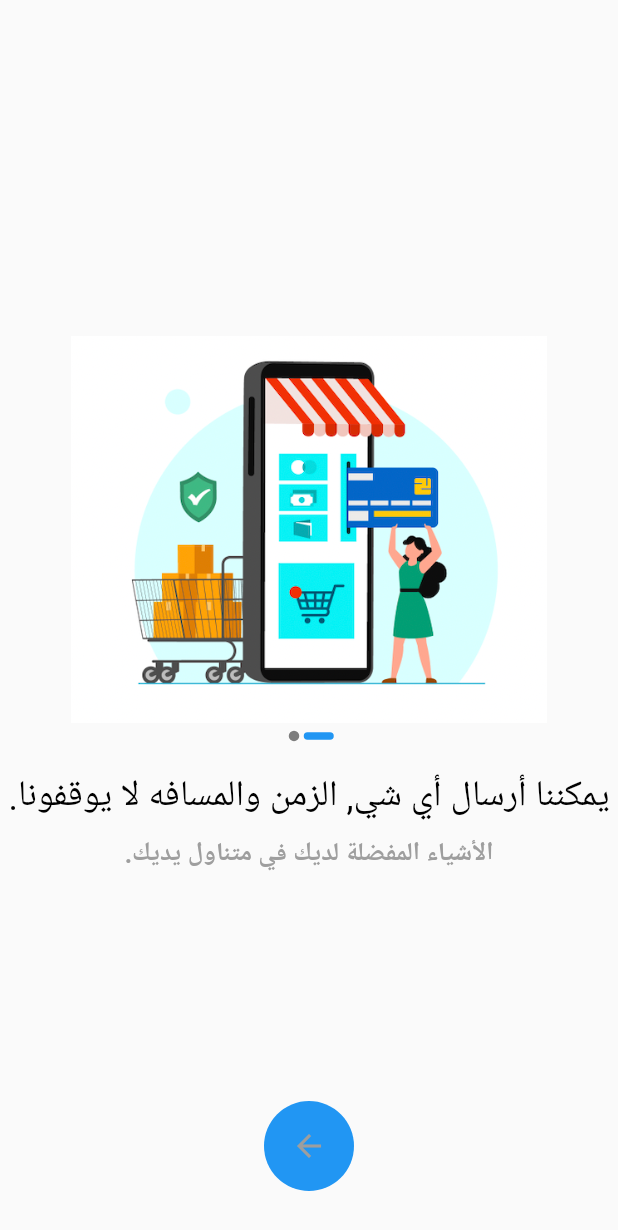
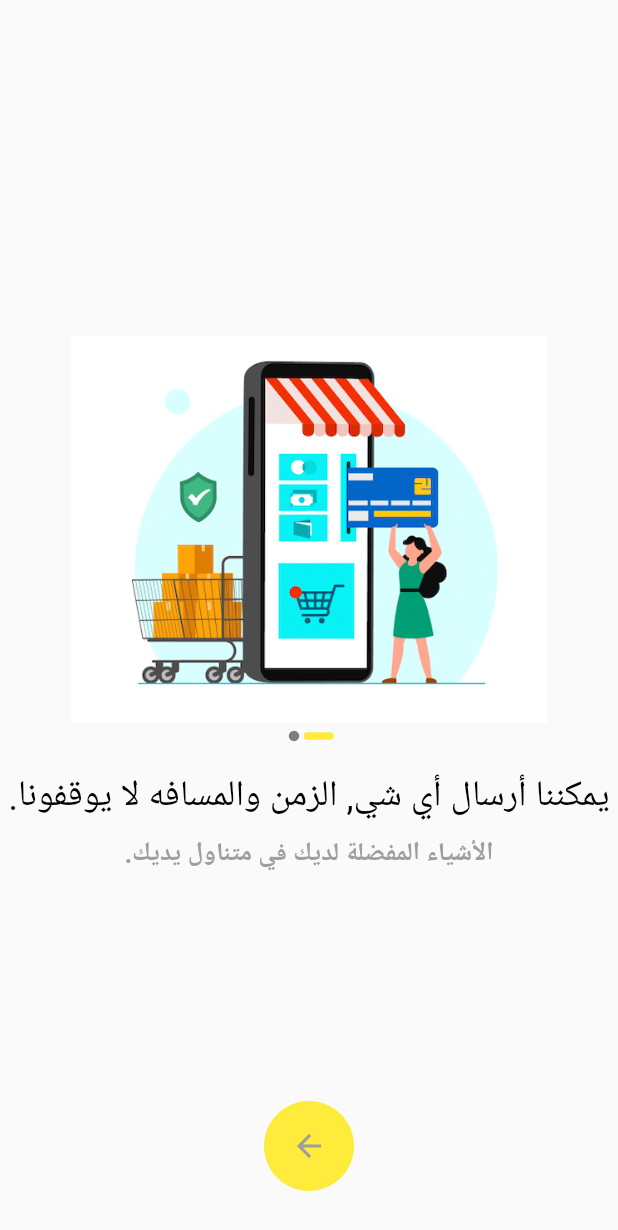
Before and after one commit to r00texploit/alla_zogak_customer, a Flutter app: the screen it shows after launch, on a phone screen of 412 x 824 dp. Shown: the top 1230 px of the screen. Run offline on Flutter 3.47's test engine with Material 2 defaults, Android fonts, the light colour scheme and no system bars; our stand-ins replace cached_network_image, carousel_slider, dio, file_picker, flutter_rating_bar, google_fonts and 5 more; accounts and stored records are empty; Roboto replaces fonts that are missing (appfont).

Commit message:
theme mode

```diff
--- a/lib/main.dart
+++ b/lib/main.dart
@@ -1,7 +1,9 @@
 import 'package:alla_zogak_customer/providers/wishlist_provider.dart';
+import 'package:alla_zogak_customer/widgets/constants.dart';
 import 'package:flutter/material.dart';
 import 'package:flutter/services.dart';
 import 'package:flutter_localizations/flutter_localizations.dart';
+import 'package:shared_preferences/shared_preferences.dart';
 import '../models/products.dart';
 import '../providers/address_provider.dart';
 import '../providers/cart_provider.dart';
@@ -34,32 +36,19 @@ void main() async {
 class MyApp extends StatelessWidget {
   const MyApp({Key? key}) : super(key: key);
 
+  // _initTheme() async {
+  //   final sh = await SharedPreferences.getInstance();
+  //   await sh.setBool("theme", Constants.isdarkmode);
+  // }
+
   @override
   Widget build(BuildContext context) {
+    Future<bool?> sh = Constants.getThemeInstance();
     return MaterialApp(
       debugShowCheckedModeBanner: false,
       title: 'Super Di',
-      theme: ThemeData(
-        //primarySwatch: Colors.yellow,
-        textTheme: TextTheme(
-          headline1: GoogleFonts.cairo().copyWith(color: Colors.black54),
-          headline2: GoogleFonts.cairo().copyWith(color: Colors.black54),
-          headline3: GoogleFonts.cairo().copyWith(color: Colors.black54),
-          headline4: GoogleFonts.cairo().copyWith(color: Colors.black54),
-          headline5: GoogleFonts.cairo().copyWith(color: Colors.black54),
-          headline6: GoogleFonts.cairo().copyWith(color: Colors.black54),
-          subtitle1: GoogleFonts.cairo().copyWith(color: Colors.black54),
-          subtitle2: GoogleFonts.cairo().copyWith(color: Colors.black54),
-        ),
-        iconTheme: const IconThemeData(
-          color: Colors.grey,
-        ),
-        inputDecorationTheme: InputDecorationTheme(
-          labelStyle: GoogleFonts.cairo().copyWith(
-            color: Colors.black,
-          )
-        )
-      ),
+      // ignore: unrelated_type_equality_checks
+      theme: sh != false ? Constants.lightmode : Constants.darkmode,
       initialRoute: "/",
       onGenerateRoute: (settings) {
         switch (settings.name) {
--- a/lib/screens/home_page.dart
+++ b/lib/screens/home_page.dart
@@ -1,6 +1,7 @@
-import 'package:alla_zogak_customer/models/category_options.dart';
+
 import 'package:alla_zogak_customer/widgets/drawer_widget.dart';
 import 'package:cached_network_image/cached_network_image.dart';
+// import 'package:cached_network_image/cached_network_image.dart';
 import 'package:carousel_slider/carousel_slider.dart';
 import 'package:flutter/foundation.dart';
 import 'package:flutter/material.dart';
--- /dev/null
+++ b/lib/widgets/constants.dart
@@ -0,0 +1,101 @@
+import 'package:flutter/material.dart';
+
+import 'package:google_fonts/google_fonts.dart';
+import 'package:shared_preferences/shared_preferences.dart';
+
+class Constants {
+
+  static bool isdarkmode = false;
+
+ static initTheme() async {
+    final sh = await SharedPreferences.getInstance();
+    await sh.setBool("theme", Constants.isdarkmode);
+  }
+
+  static Future<bool?> getThemeInstance() async {
+   SharedPreferences instance = await SharedPreferences.getInstance();
+    bool? theme = instance.getBool("theme");
+    return theme;
+  }
+
+  static Color darkAccent = const Color(0xff886EE4);
+  static Color lightBG = const Color(0xfff3f4f9);
+  static Color darkBG = const Color(0xff2B2B2B);
+  static Color darkPrimary = const Color(0xff2B2B2B);
+
+  static ThemeData lightmode = ThemeData(
+    primarySwatch: Colors.yellow,
+    textTheme: TextTheme(
+      headline1: GoogleFonts.cairo().copyWith(color: Colors.black54),
+      headline2: GoogleFonts.cairo().copyWith(color: Colors.black54),
+      headline3: GoogleFonts.cairo().copyWith(color: Colors.black54),
+      headline4: GoogleFonts.cairo().copyWith(color: Colors.black54),
+      headline5: GoogleFonts.cairo().copyWith(color: Colors.black54),
+      headline6: GoogleFonts.cairo().copyWith(color: Colors.black54),
+      subtitle1: GoogleFonts.cairo().copyWith(color: Colors.black54),
+      subtitle2: GoogleFonts.cairo().copyWith(color: Colors.black54),
+    ),
+    iconTheme: const IconThemeData(
+      color: Colors.grey,
+    ),
+    inputDecorationTheme: InputDecorationTheme(
+        labelStyle: GoogleFonts.cairo().copyWith(
+      color: Colors.black,
+    )),
+    appBarTheme: AppBarTheme(
+      elevation: 0,
+      toolbarTextStyle: TextTheme(
+        headline6: GoogleFonts.cairo().copyWith(
+          color: Colors.black,
+          fontSize: 20,
+        ),
+      ).bodyText2,
+      titleTextStyle: TextTheme(
+        headline6: GoogleFonts.cairo().copyWith(
+          color: Colors.black,
+          fontSize: 20,
+        ),
+      ).headline6,
+    ),
+  );
+  static ThemeData darkmode = ThemeData(
+    textTheme: TextTheme(
+      headline1: GoogleFonts.cairo().copyWith(color: Colors.white54),
+      headline2: GoogleFonts.cairo().copyWith(color: Colors.white54),
+      headline3: GoogleFonts.cairo().copyWith(color: Colors.white54),
+      headline4: GoogleFonts.cairo().copyWith(color: Colors.white54),
+      headline5: GoogleFonts.cairo().copyWith(color: Colors.white54),
+      headline6: GoogleFonts.cairo().copyWith(color: Colors.white54),
+      subtitle1: GoogleFonts.cairo().copyWith(color: Colors.white54),
+      subtitle2: GoogleFonts.cairo().copyWith(color: Colors.white54),
+    ),
+    brightness: Brightness.dark,
+    backgroundColor: darkBG,
+    primaryColor: darkPrimary,
+    scaffoldBackgroundColor: darkBG,
+    textSelectionTheme: TextSelectionThemeData(
+      cursorColor: darkAccent,
+    ),
+    bottomAppBarTheme: BottomAppBarTheme(
+      elevation: 0,
+      color: darkBG,
+    ),
+    appBarTheme: AppBarTheme(
+      elevation: 0,
+      toolbarTextStyle: TextTheme(
+        headline6: TextStyle(
+          color: lightBG,
+          fontSize: 20,
+        ),
+      ).bodyText2,
+      titleTextStyle: TextTheme(
+        headline6: TextStyle(
+          color: lightBG,
+          fontSize: 20,
+        ),
+      ).headline6,
+    ),
+    colorScheme: ColorScheme.fromSwatch(primarySwatch: Colors.yellow)
+        .copyWith(secondary: darkAccent),
+  );
+}
--- a/lib/widgets/drawer_widget.dart
+++ b/lib/widgets/drawer_widget.dart
@@ -5,6 +5,9 @@ import 'package:google_fonts/google_fonts.dart';
 import 'package:provider/provider.dart';
 import 'package:shared_preferences/shared_preferences.dart';
 import 'package:url_launcher/url_launcher.dart';
+
+import 'package:alla_zogak_customer/widgets/constants.dart';
+
 import '../providers/user_provider.dart';
 import '../providers/wishlist_provider.dart';
 import '../screens/my_orders_drawer.dart';
@@ -162,7 +165,7 @@ class _DrawerWidgetState extends State<DrawerWidget> {
                             ],
                           ),
                           title: Text(
-                            "قائمة الرقبات",
+                            "قائمة الرغبات",
                             style: GoogleFonts.cairo().copyWith(
                               fontSize: 15,
                             ),
@@ -204,6 +207,27 @@ class _DrawerWidgetState extends State<DrawerWidget> {
                     ],
                   ),
                 ),
+                InkWell(
+                  onTap: () async {
+                    setState(() async {
+                      final sh = await SharedPreferences.getInstance();
+                      bool? darktheme = await sh.getBool("theme");
+                      await sh.setBool(
+                          "theme", darktheme == true ? false : true);
+                    });
+                  },
+                  child: ListTile(
+                    leading: const Icon(
+                      Icons.dark_mode,
+                    ),
+                    title: Text(
+                      "المظهر الليلي",
+                      style: GoogleFonts.cairo().copyWith(
+                        fontSize: 15,
+                      ),
+                    ),
+                  ),
+                ),
               ],
             ),
             InkWell(
```
